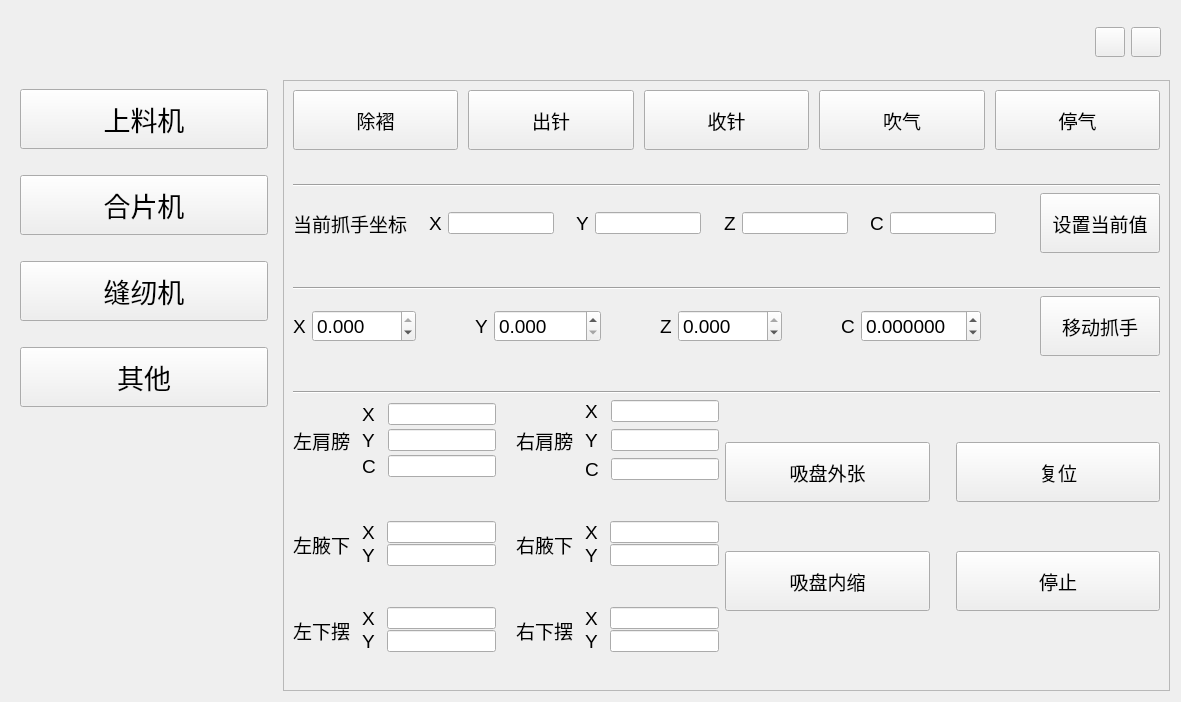
Before: the Qt Designer form ui/developer_widget.ui in Mrjiong-ff/syt_hmi, drawn with Qt 5.
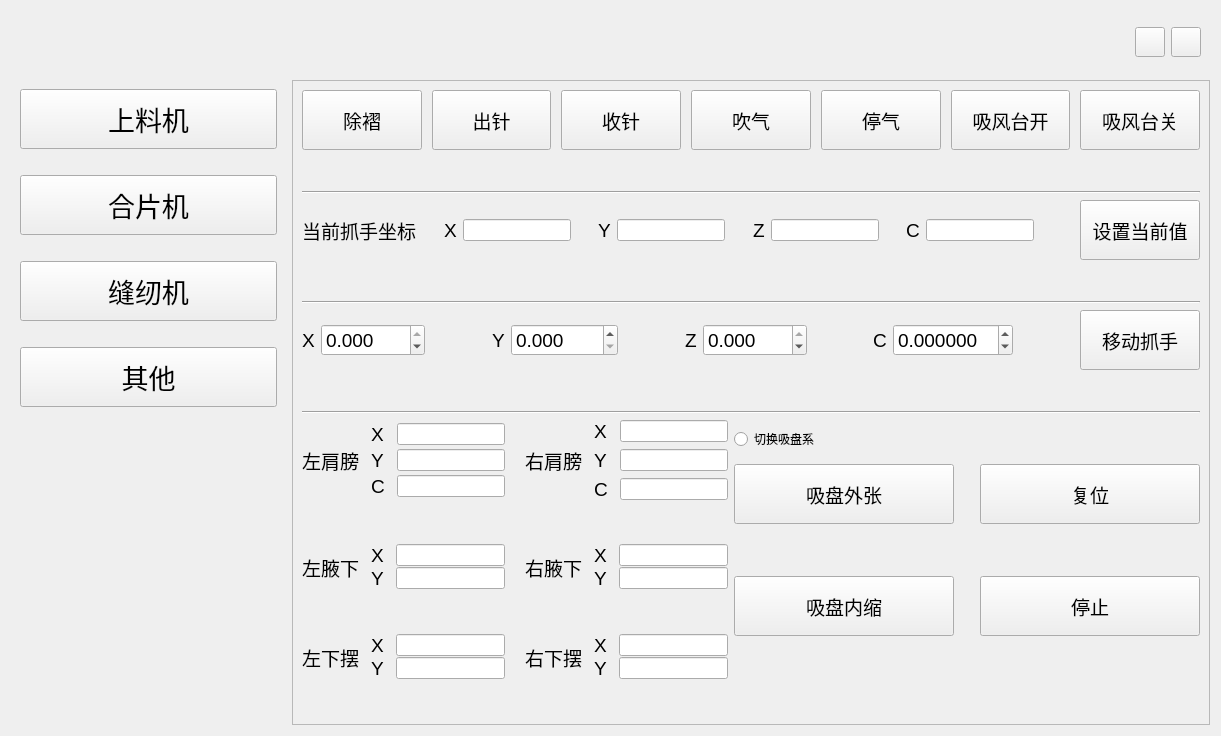
After: the same form once the commit is applied. The open tabs and pages were chosen to show the change. Custom widgets are drawn as their Qt base class.

What changed in the file:
```diff
--- a/ui/developer_widget.ui
+++ b/ui/developer_widget.ui
@@ -6,8 +6,8 @@
    <rect>
     <x>0</x>
     <y>0</y>
-    <width>1181</width>
-    <height>702</height>
+    <width>1221</width>
+    <height>736</height>
    </rect>
   </property>
   <property name="windowTitle">
@@ -1365,7 +1365,7 @@
               <widget class="WaterZoomButton" name="wipe_fold_btn">
                <property name="minimumSize">
                 <size>
-                 <width>80</width>
+                 <width>60</width>
                  <height>60</height>
                 </size>
                </property>
@@ -1383,7 +1383,7 @@
               <widget class="WaterZoomButton" name="extend_needle_btn">
                <property name="minimumSize">
                 <size>
-                 <width>80</width>
+                 <width>60</width>
                  <height>60</height>
                 </size>
                </property>
@@ -1401,7 +1401,7 @@
               <widget class="WaterZoomButton" name="withdraw_needle_btn">
                <property name="minimumSize">
                 <size>
-                 <width>80</width>
+                 <width>60</width>
                  <height>60</height>
                 </size>
                </property>
@@ -1419,7 +1419,7 @@
               <widget class="WaterZoomButton" name="blow_wind_btn">
                <property name="minimumSize">
                 <size>
-                 <width>80</width>
+                 <width>60</width>
                  <height>60</height>
                 </size>
                </property>
@@ -1437,7 +1437,7 @@
               <widget class="WaterZoomButton" name="stop_blow_btn">
                <property name="minimumSize">
                 <size>
-                 <width>80</width>
+                 <width>60</width>
                  <height>60</height>
                 </size>
                </property>
@@ -1451,6 +1451,42 @@
                </property>
               </widget>
              </item>
+             <item>
+              <widget class="WaterZoomButton" name="fasten_sheet_btn">
+               <property name="minimumSize">
+                <size>
+                 <width>60</width>
+                 <height>60</height>
+                </size>
+               </property>
+               <property name="font">
+                <font>
+                 <pointsize>14</pointsize>
+                </font>
+               </property>
+               <property name="text">
+                <string>吸风台开</string>
+               </property>
+              </widget>
+             </item>
+             <item>
+              <widget class="WaterZoomButton" name="unfasten_sheet_btn">
+               <property name="minimumSize">
+                <size>
+                 <width>60</width>
+                 <height>60</height>
+                </size>
+               </property>
+               <property name="font">
+                <font>
+                 <pointsize>14</pointsize>
+                </font>
+               </property>
+               <property name="text">
+                <string>吸风台关</string>
+               </property>
+              </widget>
+             </item>
             </layout>
            </item>
            <item>
@@ -2502,6 +2538,13 @@
                </property>
               </widget>
              </item>
+             <item row="0" column="1">
+              <widget class="QRadioButton" name="switch_sucker_axis_ratio_button">
+               <property name="text">
+                <string>切换吸盘系</string>
+               </property>
+              </widget>
+             </item>
             </layout>
            </item>
            <item>
```
Left out of the diff: 44 changed lines with no effect on the pictures.
